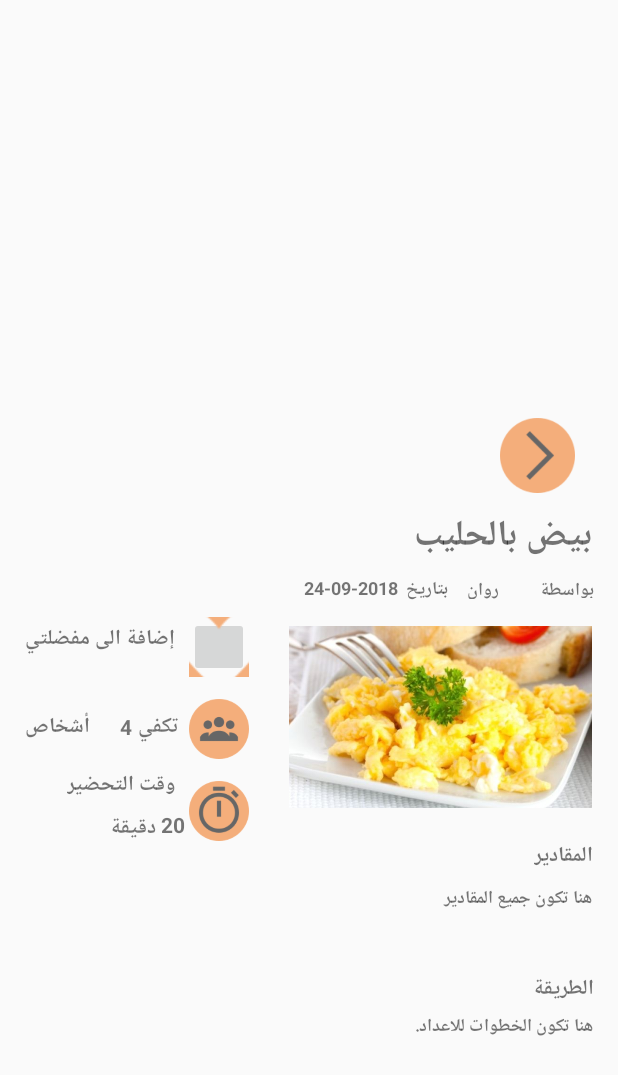
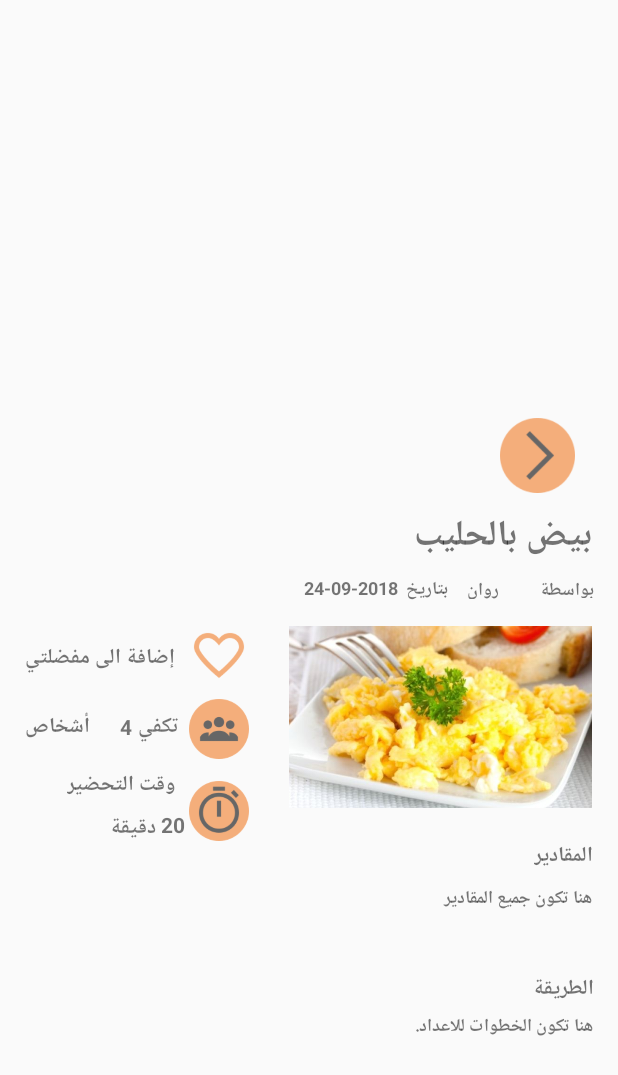
Before and after one commit to safaaksu/wshAlghada, an Android app: the layout fragment_recipe.xml on its own in the app's theme, with its tools: preview values and no code run, on a phone screen of 412 x 824 dp. Shown: the top 1075 px of the screen. Run offline under Robolectric (Android 15) with nearby library versions, the phone set to English and light mode, and no system bars.

Commit message:
Merge branch 'master' of https://github.com/safaaksu/wshAlghada
# Conflicts:
#	.idea/caches/build_file_checksums.ser
#	app/src/main/java/com/example/abodi/wshalghada/MainActivity.java
#	app/src/main/res/layout/fragment_search.xml
#	app/src/main/res/values/strings.xml

```diff
--- a/app/src/main/res/layout/fragment_recipe.xml
+++ b/app/src/main/res/layout/fragment_recipe.xml
@@ -266,7 +266,7 @@
                 app:layout_constraintHorizontal_bias="0.029"
                 app:layout_constraintStart_toStartOf="parent"
                 app:layout_constraintTop_toTopOf="parent"
-                app:layout_constraintVertical_bias="0.281"
+                app:layout_constraintVertical_bias="0.305"
                 tools:text="إضافة الى مفضلتي" />
 
             <TextView
@@ -365,23 +365,6 @@
                 app:layout_constraintVertical_bias="0.52"
                 tools:text="20 دقيقة" />
 
-            <ImageButton
-                android:id="@+id/imageButton"
-                android:layout_width="40dp"
-                android:layout_height="40dp"
-                android:layout_marginBottom="8dp"
-                android:layout_marginEnd="8dp"
-                android:layout_marginStart="8dp"
-                android:layout_marginTop="8dp"
-                android:contentDescription="@string/todo"
-                android:src="@drawable/ic_heart"
-                app:layout_constraintBottom_toBottomOf="parent"
-                app:layout_constraintEnd_toEndOf="parent"
-                app:layout_constraintHorizontal_bias="0.332"
-                app:layout_constraintStart_toStartOf="parent"
-                app:layout_constraintTop_toTopOf="parent"
-                app:layout_constraintVertical_bias="0.284" />
-
             <Button
                 android:id="@+id/button5"
                 android:layout_width="50dp"
@@ -398,6 +381,22 @@
                 app:layout_constraintTop_toTopOf="parent"
                 app:layout_constraintVertical_bias="0.0" />
 
+            <Button
+                android:id="@+id/button9"
+                android:layout_width="40dp"
+                android:layout_height="40dp"
+                android:layout_marginBottom="8dp"
+                android:layout_marginEnd="8dp"
+                android:layout_marginStart="8dp"
+                android:layout_marginTop="8dp"
+                android:background="@drawable/ic_heart"
+                app:layout_constraintBottom_toBottomOf="parent"
+                app:layout_constraintEnd_toEndOf="parent"
+                app:layout_constraintHorizontal_bias="0.332"
+                app:layout_constraintStart_toStartOf="parent"
+                app:layout_constraintTop_toTopOf="parent"
+                app:layout_constraintVertical_bias="0.292" />
+
         </android.support.constraint.ConstraintLayout>
     </LinearLayout>
 
```
